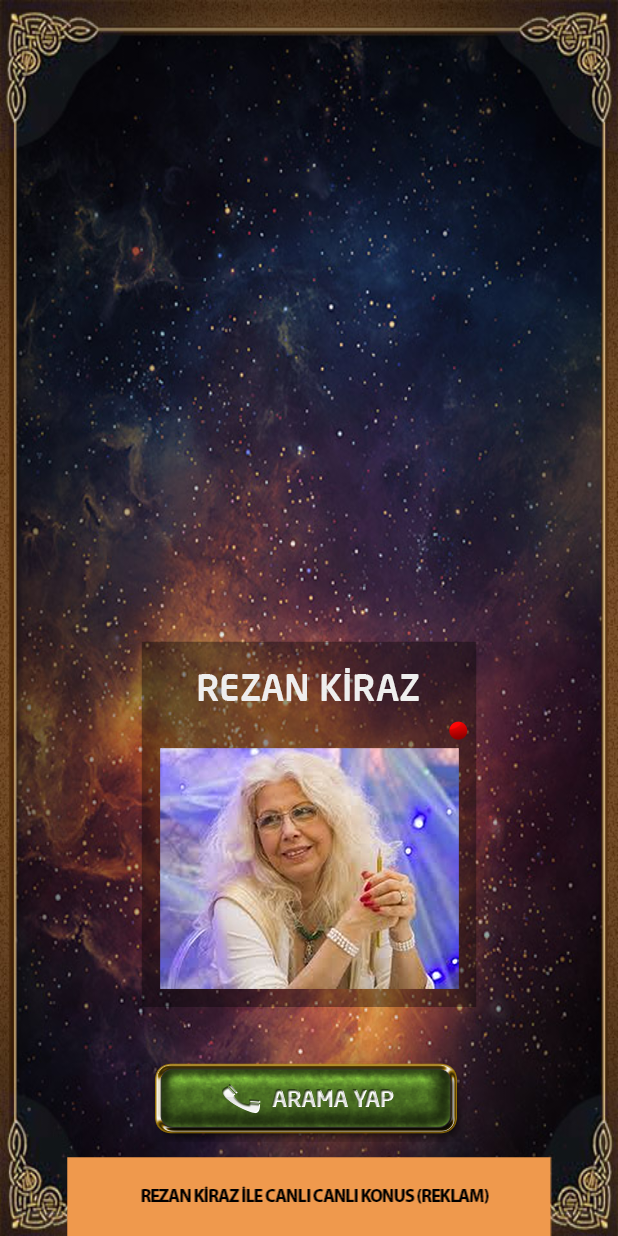
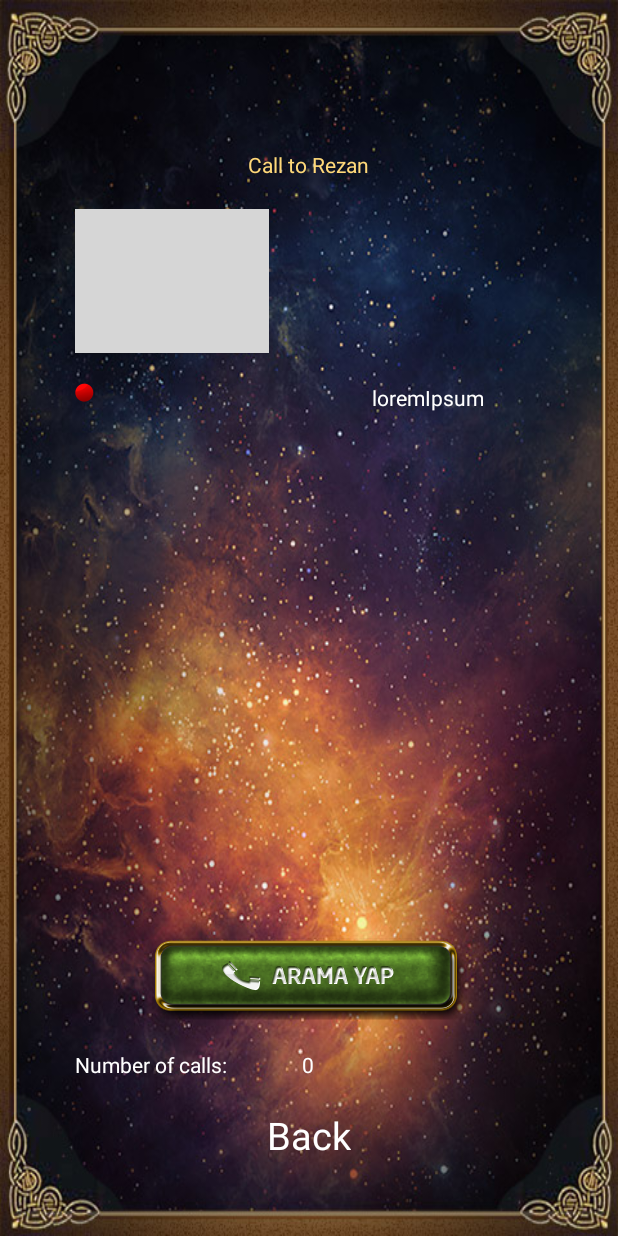
Before and after one commit to mayklEm/RezanKirazTarot, an Android app: the CallActivity screen opened directly, with no data from a screen before it, on a phone screen of 412 x 824 dp. Run offline under Robolectric (Android 15) with nearby library versions, the phone set to English and light mode, and no system bars; 2 statements that could not run were skipped; grey boxes are pictures that could not be loaded.

Commit message:
- new call_activity layout - fixes in CallActivity

```diff
--- a/app/src/main/java/done/rezankiraztarot/app/CallActivity.java
+++ b/app/src/main/java/done/rezankiraztarot/app/CallActivity.java
@@ -23,7 +23,7 @@ import com.twilio.client.Twilio;
 public class CallActivity extends Activity implements View.OnClickListener {
     private MonkeyPhone phone;
     Button dialButton, hangupButton;
-    ImageView online, offline;
+    ImageView statusIcon;
     PowerManager.WakeLock wakeLock;
     WebService webService;
     String userId;
@@ -46,8 +46,8 @@ public class CallActivity extends Activity implements View.OnClickListener {
         dialButton = (Button) findViewById(R.id.button_dial);
         hangupButton = (Button) findViewById(R.id.button_hangup);
 
-        online = (ImageView) findViewById(R.id.online);
-        offline = (ImageView) findViewById(R.id.offline);
+
+        statusIcon = (ImageView) findViewById(R.id.status_icon);
 
         if(checkRezanAvailability(userId)) {
             dialButton.setOnClickListener(this);
@@ -111,11 +111,11 @@ public class CallActivity extends Activity implements View.OnClickListener {
         boolean status = webService.isRezanAvailable(userId);
 
         if (status) {
-            online.setVisibility(View.VISIBLE);
+            statusIcon.setImageResource(R.drawable.online);
             return true;
         }
         else {
-            offline.setVisibility(View.VISIBLE);
+            statusIcon.setImageResource(R.drawable.offline);
             return false;
         }
     }
--- a/app/src/main/java/done/rezankiraztarot/app/DetailActivity.java
+++ b/app/src/main/java/done/rezankiraztarot/app/DetailActivity.java
@@ -40,6 +40,7 @@ public class DetailActivity extends Activity implements Animation.AnimationListe
         comment = intent.getStringExtra("comment");
         isFlipped = intent.getBooleanExtra("isFlipped", false);
 
+
         bigImage = (ImageView) findViewById(R.id.big_image);
         bigImage.setImageResource(imageID);
         if (isFlipped) {
@@ -70,6 +71,16 @@ public class DetailActivity extends Activity implements Animation.AnimationListe
         // set animation listener
         animZoomOut.setAnimationListener(this);
         bigImage.startAnimation(animZoomOut);
+
+        ImageView callImage = (ImageView) findViewById(R.id.call_rezan_image);
+
+        callImage.setOnClickListener(new View.OnClickListener() {
+            @Override
+            public void onClick(View view) {
+                Intent i = new Intent(DetailActivity.this, CallActivity.class);
+                startActivity(i);
+            }
+        });
     }
 
     @Override
--- a/app/src/main/res/layout/call_activity.xml
+++ b/app/src/main/res/layout/call_activity.xml
@@ -1,67 +1,114 @@
 <?xml version="1.0" encoding="utf-8"?>
-<RelativeLayout xmlns:android="http://schemas.android.com/apk/res/android"
+<FrameLayout xmlns:android="http://schemas.android.com/apk/res/android"
     android:layout_width="match_parent"
     android:layout_height="match_parent"
     android:background="@drawable/bg"
     android:gravity="center_horizontal"
-    android:orientation="vertical" >
+    android:orientation="vertical"
+    android:padding="50dp">
 
+    <LinearLayout
+        android:orientation="vertical"
+        android:layout_width="match_parent"
+        android:layout_height="wrap_content"
+        android:layout_marginTop="50dp">
+        <TextView
+            android:layout_width="wrap_content"
+            android:layout_height="wrap_content"
+            android:layout_gravity="center_horizontal"
+            android:text="Call to Rezan"
+            android:layout_marginBottom="20dp"
+            android:textColor="#ffffd979"/>
+
+        <Button
+            android:id="@+id/buy_call"
+            android:layout_width="wrap_content"
+            android:layout_height="wrap_content"
+            android:text="HAK SATIN AL"
+            android:textColor="#FFFFFF"
+            android:textSize="20sp"
+            android:background="@drawable/hak_satin_al"/>
+
+        <LinearLayout
+            android:orientation="horizontal"
+            android:layout_width="match_parent"
+            android:layout_height="wrap_content"
+            android:layout_marginTop="20dp">
+
+            <ImageView
+                android:id="@+id/status_icon"
+                android:layout_width="wrap_content"
+                android:layout_height="wrap_content"
+                android:layout_gravity="left"
+                android:src="@drawable/online" />
+            <TextView
+                android:id="@+id/status_message"
+                android:layout_width="match_parent"
+                android:layout_height="wrap_content"
+                android:text="loremIpsum"
+                android:gravity="right"
+                android:layout_marginRight="40dp"
+                android:textColor="#FFFFFF"/>
+        </LinearLayout>
+
+
+    </LinearLayout>
+
+    <LinearLayout
+        android:orientation="vertical"
+        android:layout_width="match_parent"
+        android:layout_height="wrap_content"
+        android:layout_gravity="bottom">
+        <RelativeLayout
+            android:layout_width="match_parent"
+            android:layout_height="wrap_content"
+            android:layout_marginBottom="20dp">
             <Button
                 android:id="@+id/button_hangup"
                 android:layout_width="wrap_content"
                 android:layout_height="wrap_content"
-        android:layout_above="@+id/reklam_alani"
                 android:layout_centerHorizontal="true"
-        android:layout_marginBottom="10dp"
-        android:background="@drawable/aramayi_bitir"
-        android:visibility="invisible" />
-
+                android:background="@drawable/aramayi_bitir"/>
             <Button
                 android:id="@+id/button_dial"
                 android:layout_width="wrap_content"
                 android:layout_height="wrap_content"
-        android:layout_above="@+id/reklam_alani"
                 android:layout_centerHorizontal="true"
-        android:layout_marginBottom="10dp"
                 android:background="@drawable/arama_yap"
                 android:visibility="visible" />
-
-    <ImageView
-        android:id="@+id/reklam_alani"
+        </RelativeLayout>
+        <LinearLayout
+            android:orientation="horizontal"
             android:layout_width="match_parent"
             android:layout_height="wrap_content"
-        android:layout_alignParentBottom="true"
-        android:layout_alignParentLeft="true"
-        android:src="@drawable/reklam_alani" />
+            android:layout_marginBottom="20dp">
 
-    <ImageView
-        android:id="@+id/arama_ekrani"
+            <TextView
                 android:layout_width="wrap_content"
                 android:layout_height="wrap_content"
-        android:layout_above="@+id/reklam_alani"
-        android:layout_centerHorizontal="true"
-        android:layout_marginBottom="100dp"
-        android:src="@drawable/arama_ekrani" />
-
-    <ImageView
-        android:id="@+id/online"
+                android:layout_gravity="center_horizontal"
+                android:text="Number of calls:"
+                android:textColor="#FFFFFF"/>
+            <TextView
                 android:layout_width="wrap_content"
                 android:layout_height="wrap_content"
-        android:layout_alignTop="@+id/offline"
-        android:layout_toLeftOf="@+id/offline"
-        android:layout_marginRight="5dp"
-        android:visibility="invisible"
-        android:src="@drawable/online" />
+                android:layout_marginLeft="50dp"
+                android:textColor="#FFFFFF"
+                android:text="0"/>
+        </LinearLayout>
 
-    <ImageView
-        android:id="@+id/offline"
+
+        <TextView
+            android:id="@+id/back"
             android:layout_width="wrap_content"
             android:layout_height="wrap_content"
-        android:layout_alignParentRight="true"
-        android:layout_alignTop="@+id/arama_ekrani"
-        android:layout_marginRight="100dp"
-        android:layout_marginTop="53dp"
-        android:visibility="invisible"
-        android:src="@drawable/offline" />
+            android:layout_gravity="center_horizontal|bottom"
+            android:textSize="25sp"
+            android:text="Back"
+            android:textColor="#FFFFFF"/>
+    </LinearLayout>
 
-</RelativeLayout>
+
+
+
+</FrameLayout>
```
Also changed, not shown: app/src/main/assets/fonts/freeform-710-bt.ttf (added). Lines whose indentation alone changed are shown as unchanged.
